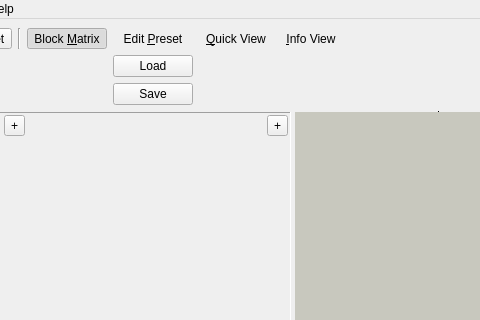
First picture: the form in shapeout2/gui/main.ui, repository ZELLMECHANIK-DRESDEN/ShapeOut2, before the edit; both pictures show x 91 to 571 and y 0 to 320 of the 1058 by 731 pixel window.
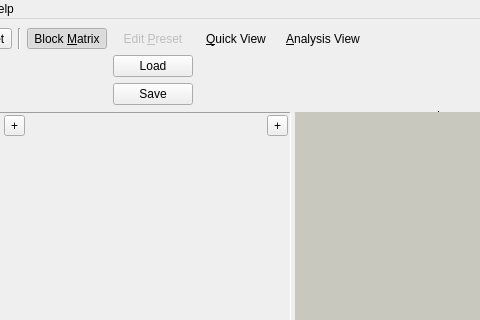
Second picture: the form after the edit. Custom widgets are drawn as their Qt base class.

Commit message: ref: rename Info View to Analysis View

Patch:
```diff
--- a/shapeout2/gui/main.ui
+++ b/shapeout2/gui/main.ui
@@ -42,6 +42,9 @@
       </item>
       <item row="0" column="3">
        <widget class="QToolButton" name="toolButton_preset">
+        <property name="enabled">
+         <bool>false</bool>
+        </property>
         <property name="sizePolicy">
          <sizepolicy hsizetype="Preferred" vsizetype="Fixed">
           <horstretch>0</horstretch>
@@ -117,7 +120,7 @@
       <item row="0" column="5">
        <widget class="QToolButton" name="toolButton_info_view">
         <property name="text">
-         <string>&amp;Info View</string>
+         <string>&amp;Analysis View</string>
         </property>
         <property name="checkable">
          <bool>true</bool>
```
Left out of the diff: 2 changed lines with no effect on the pictures. The commit also changes 3 other files.
